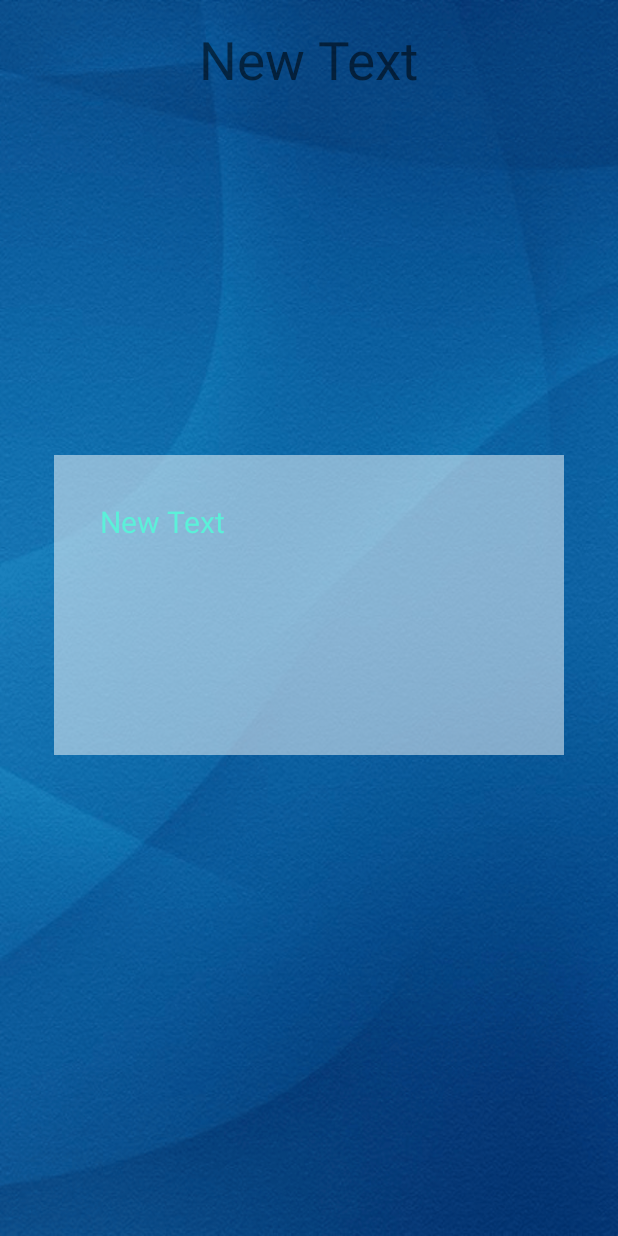
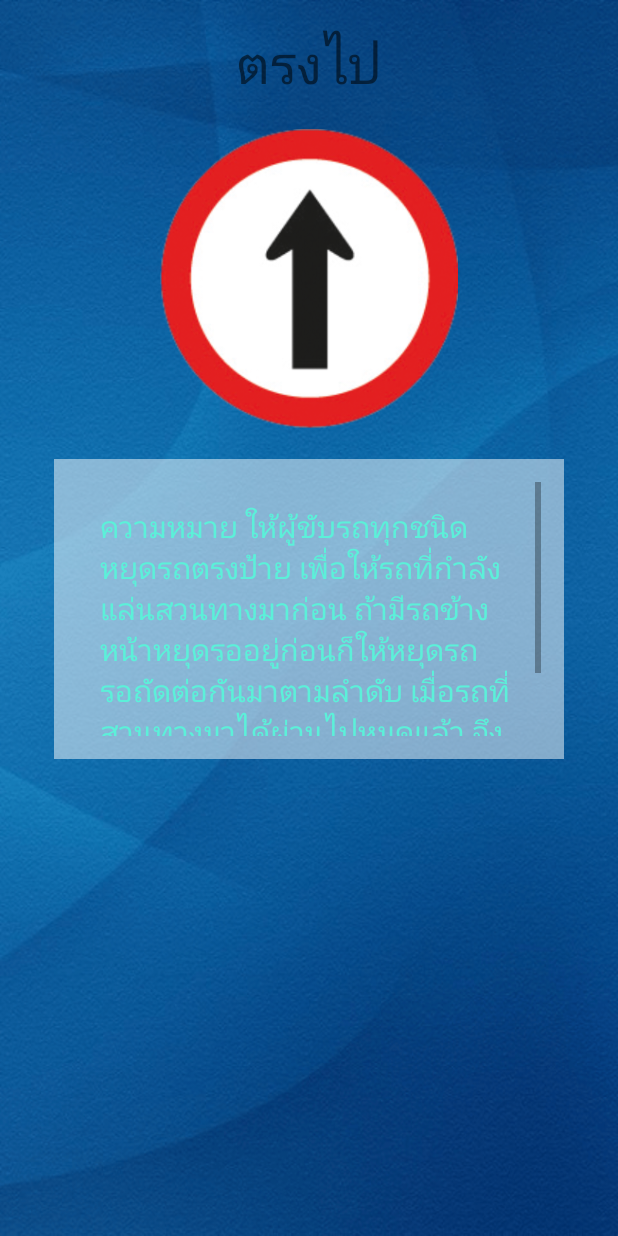
Before and after one commit to anukool88/trafficanotes, an Android app: the screen it shows after launch (DetailActivity), after a tap on "ตรงไป", on a phone screen of 412 x 824 dp. Run offline under Robolectric (Android 15) with nearby library versions, the phone set to English and light mode, and no system bars; 3 other taps on this screen came first.

Commit message:
20150816 15:03

```diff
--- a/app/src/main/java/com/kool/trafficnotes/DetailActivity.java
+++ b/app/src/main/java/com/kool/trafficnotes/DetailActivity.java
@@ -23,11 +23,37 @@ public class DetailActivity extends AppCompatActivity {
         //Bind Widget
         bindWidget();
 
+        // Show Title
+        showTitle();
+
+        //show Image
+        showImage();
+
+        // show detail
+        int intIndex = getIntent().getIntExtra("Index", 0);
+        showDetail(intIndex);
+    }
+
+    private void showDetail(int intIndex) {
+        String[] strMyDetail = getResources().getStringArray(R.array.details);
+        detailTextView.setText(strMyDetail[intIndex]);
+
+    }
+
+
+    private void showImage() {
+        int intMyImage = getIntent().getIntExtra("Image", R.drawable.icon_question);
+        trafficImageView.setImageResource(intMyImage);
+    }
+
+    private void showTitle() {
+        String strMyReceive = getIntent().getStringExtra("Title");
+        titleTextView.setText(strMyReceive);
     }
 
     private void bindWidget() {
         titleTextView = (TextView) findViewById(R.id.txtTitleDetail);
-        detailTextView = (TextView) findViewById(R.id.txtTitleDetail);
+        detailTextView = (TextView) findViewById(R.id.detailTextView);
         trafficImageView = (ImageView) findViewById(R.id.imvTraffic);
 
 
--- /dev/null
+++ b/app/src/main/java/com/kool/trafficnotes/SplashScreen.java
@@ -0,0 +1,50 @@
+package com.kool.trafficnotes;
+
+import android.content.Intent;
+import android.os.Handler;
+import android.support.v7.app.AppCompatActivity;
+import android.os.Bundle;
+import android.view.Menu;
+import android.view.MenuItem;
+
+public class SplashScreen extends AppCompatActivity {
+
+    @Override
+    protected void onCreate(Bundle savedInstanceState) {
+        super.onCreate(savedInstanceState);
+        setContentView(R.layout.activity_splash_screen);
+
+        Handler objHandler = new Handler();
+        objHandler.postDelayed(new Runnable() {
+            @Override
+            public void run() {
+                Intent objIntent = new Intent(SplashScreen.this, MainActivity.class);
+                startActivity(objIntent);
+                finish();
+            }
+        }, 3000);
+
+    } //Main Method
+
+    @Override
+    public boolean onCreateOptionsMenu(Menu menu) {
+        // Inflate the menu; this adds items to the action bar if it is present.
+        getMenuInflater().inflate(R.menu.menu_splash_screen, menu);
+        return true;
+    }
+
+    @Override
+    public boolean onOptionsItemSelected(MenuItem item) {
+        // Handle action bar item clicks here. The action bar will
+        // automatically handle clicks on the Home/Up button, so long
+        // as you specify a parent activity in AndroidManifest.xml.
+        int id = item.getItemId();
+
+        //noinspection SimplifiableIfStatement
+        if (id == R.id.action_settings) {
+            return true;
+        }
+
+        return super.onOptionsItemSelected(item);
+    }
+}
--- a/app/src/main/res/layout/activity_detail.xml
+++ b/app/src/main/res/layout/activity_detail.xml
@@ -41,7 +41,7 @@
                  android:layout_width="wrap_content"
                  android:layout_height="wrap_content"
                  android:text="New Text"
-                 android:id="@+id/textView2"
+                 android:id="@+id/detailTextView"
                  android:textSize="@dimen/h2"
                  android:padding="15dp"
                  android:textColor="@color/texth1" />
--- /dev/null
+++ b/app/src/main/res/menu/menu_splash_screen.xml
@@ -0,0 +1,7 @@
+<menu xmlns:android="http://schemas.android.com/apk/res/android"
+    xmlns:app="http://schemas.android.com/apk/res-auto"
+    xmlns:tools="http://schemas.android.com/tools"
+    tools:context="com.kool.trafficnotes.SplashScreen">
+    <item android:id="@+id/action_settings" android:title="@string/action_settings"
+        android:orderInCategory="100" app:showAsAction="never" />
+</menu>
--- a/app/src/main/res/values/strings.xml
+++ b/app/src/main/res/values/strings.xml
@@ -6,4 +6,5 @@
     <string name="title">ป้ายจราจร</string>
     <string name="title2">Traffic</string>
     <string name="title_activity_detail">DetailActivity</string>
+    <string name="title_activity_splash_screen">SplashScreen</string>
 </resources>
```
Also changed, not shown: app/src/main/AndroidManifest.xml (+12 -5 lines), app/src/main/res/layout/activity_splash_screen.xml (added, +16 -0 lines), app/src/main/res/drawable/icon_question.png (added), app/src/main/res/drawable/logo300.png (added).
